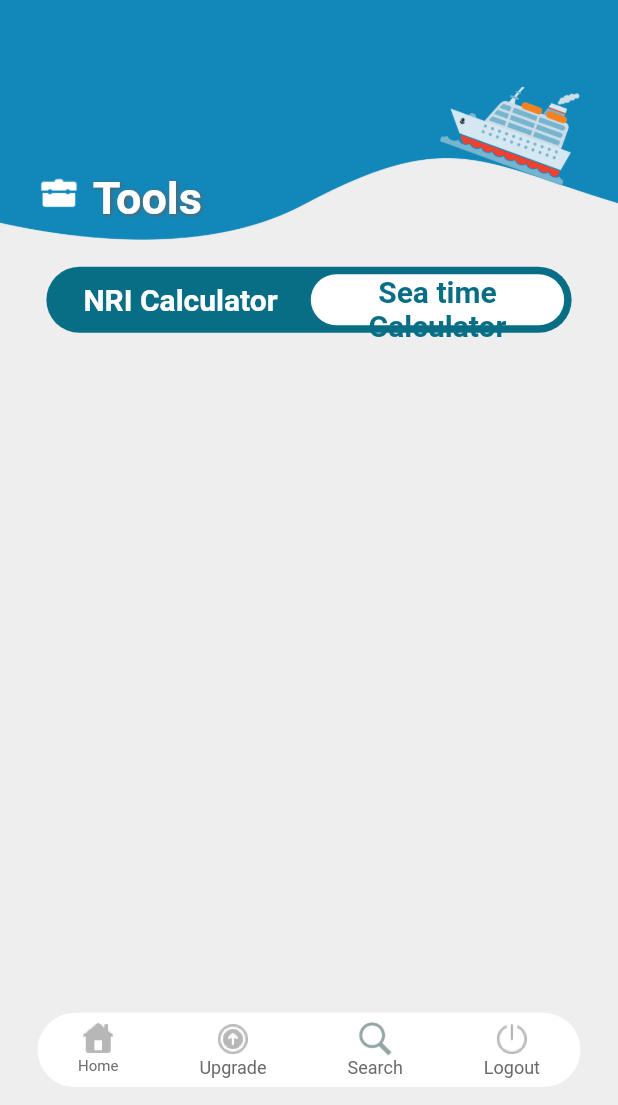
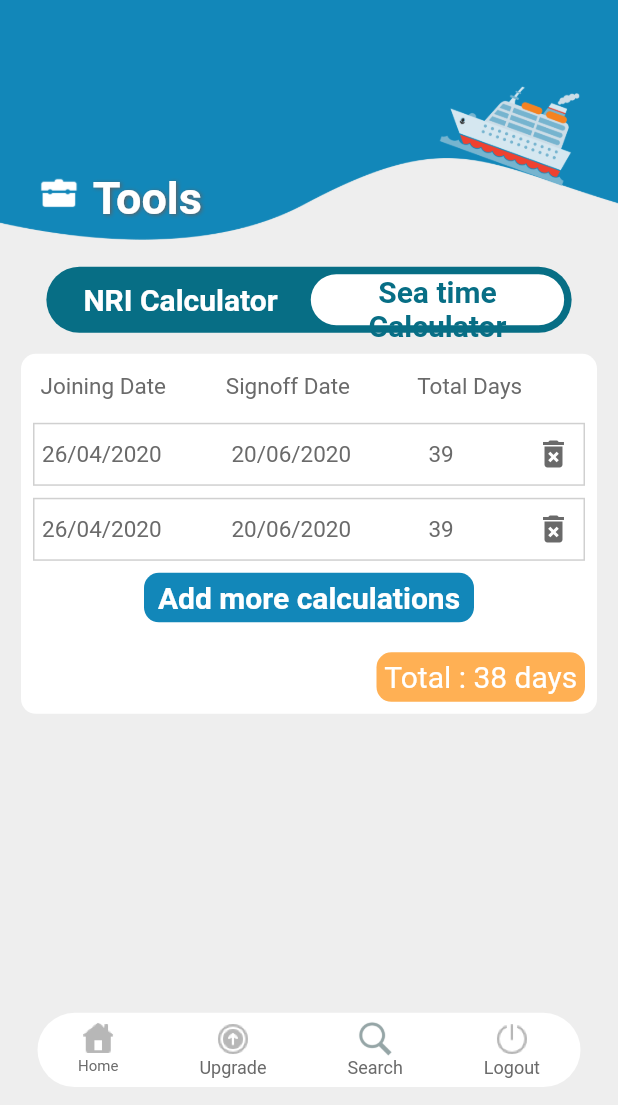
Before and after one commit to Daham2000/iMariners-fe-ind, a Flutter app: the screen it shows after launch, on a phone screen of 412 x 824 dp, the part 131-1236 px from its top. Run offline on Flutter 3.47's test engine with Material 2 defaults, Android fonts, the phone set to English and light mode, and no system bars; our stand-ins replace expandable, flutter_bloc, flutter_svg, google_fonts, webview_flutter.

Commit message:
NRI calculator design

```diff
--- a/lib/theme/colors.dart
+++ b/lib/theme/colors.dart
@@ -6,6 +6,7 @@ class ThemeColors {
   static const BACKGROUD_COLOR_BOTTOM = const Color(0xFF6A6A6A);
   static const EXPANED_TEXT_COLOR = const Color(0xFF979696);
   static const BLUE_TEXT = const Color(0xFF196F9F);
+  static const COLOR_BORDER = const Color(0xFFD0D0D0);
   static const TEXT_COLOR = const Color(0xFF626262);
   static const TEXT_COLOR_TWO = const Color(0xFF686E71);
   static const WELCOME = const Color(0xFF9B9B9B);
@@ -15,4 +16,5 @@ class ThemeColors {
   static const FORGOT_PASSWORD = const Color(0xFF0F405B);
   static const DOWNLOADBUTTON = const Color(0xFFE2F5FF);
   static const TOGGLE_COLOR = const Color(0xFF076E85);
+  static const BUTTONRI = const Color(0xFFFFB054);
 }
--- a/lib/tools_view/tools_view.dart
+++ b/lib/tools_view/tools_view.dart
@@ -7,6 +7,7 @@ import '../login_page/counter_cubit.dart';
 import '../login_page/counter_state.dart';
 import '../theme/colors.dart';
 import '../widgets/app_bar_curve.dart';
+import '../widgets/calculator_design.dart';
 
 class ToolsView extends StatefulWidget {
   const ToolsView({Key? key}) : super(key: key);
@@ -53,32 +54,8 @@ class _ToolsViewState extends State<ToolsView> {
                               isNri = true;
                             });
                           },
-                          child: Container(
-                            width: MediaQuery.of(context).size.width * 0.41,
-                            height: 38,
-                            decoration: BoxDecoration(
-                              borderRadius:
-                                  BorderRadius.all(Radius.circular(30)),
-                              color: isNri == true
-                                  ? Colors.white
-                                  : ThemeColors.TOGGLE_COLOR,
-                            ),
-                            child: Column(
-                              mainAxisAlignment: MainAxisAlignment.center,
-                              children: [
-                                Text(
-                                  "NRI Calculator",
-                                  textAlign: TextAlign.center,
-                                  style: GoogleFonts.roboto(
-                                    fontSize: 20,
-                                    fontWeight: FontWeight.bold,
-                                    color: isNri == true
-                                        ? ThemeColors.TOGGLE_COLOR
-                                        : Colors.white,
-                                  ),
-                                ),
-                              ],
-                            ),
+                          child: NriCalculator(
+                            isNri: isNri,
                           ),
                         ),
                         InkWell(
@@ -87,33 +64,141 @@ class _ToolsViewState extends State<ToolsView> {
                               isNri = false;
                             });
                           },
+                          child: SeaTimeCalDesign(
+                            isNri: isNri,
+                          ),
+                        ),
+                      ],
+                    ),
+                  ),
+                ),
+                Padding(
+                  padding: const EdgeInsets.all(14.0),
+                  child: Container(
+                    decoration: BoxDecoration(
+                      borderRadius: BorderRadius.all(Radius.circular(10)),
+                      color: Colors.white,
+                    ),
+                    child: Column(
+                      children: [
+                        Padding(
+                          padding: const EdgeInsets.only(top: 8, left: 8),
+                          child: Row(
+                            mainAxisAlignment: MainAxisAlignment.spaceBetween,
+                            crossAxisAlignment: CrossAxisAlignment.center,
+                            children: [
+                              Padding(
+                                padding: const EdgeInsets.symmetric(
+                                    horizontal: 5, vertical: 5),
+                                child: Text(
+                                  "Joining Date",
+                                  style: GoogleFonts.roboto(
+                                    fontSize: 15,
+                                    color: ThemeColors.BACKGROUD_COLOR_BOTTOM,
+                                  ),
+                                ),
+                              ),
+                              Padding(
+                                padding:
+                                    const EdgeInsets.symmetric(horizontal: 15),
+                                child: Text(
+                                  "Signoff Date",
+                                  style: GoogleFonts.roboto(
+                                    fontSize: 15,
+                                    color: ThemeColors.BACKGROUD_COLOR_BOTTOM,
+                                  ),
+                                ),
+                              ),
+                              Padding(
+                                padding:
+                                    const EdgeInsets.symmetric(horizontal: 10),
+                                child: Text(
+                                  "Total Days",
+                                  style: GoogleFonts.roboto(
+                                    fontSize: 15,
+                                    color: ThemeColors.BACKGROUD_COLOR_BOTTOM,
+                                  ),
+                                ),
+                              ),
+                              Padding(
+                                padding:
+                                    const EdgeInsets.symmetric(horizontal: 10),
+                                child: Text(
+                                  "",
+                                  style: GoogleFonts.roboto(
+                                    fontSize: 15,
+                                    color: Colors.white,
+                                  ),
+                                ),
+                              )
+                            ],
+                          ),
+                        ),
+                        const SizedBox(
+                          height: 10,
+                        ),
+                        Column(
+                          children: [
+                            const DateTimeRow(),
+                            const DateTimeRow(),
+                          ],
+                        ),
+                        InkWell(
+                          onTap: () {},
                           child: Container(
-                            width: MediaQuery.of(context).size.width * 0.41,
-                            height: 38,
+                            width: 220,
+                            height: 33,
                             decoration: BoxDecoration(
-                              borderRadius:
-                                  BorderRadius.all(Radius.circular(30)),
-                              color: isNri == false
-                                  ? Colors.white
-                                  : ThemeColors.TOGGLE_COLOR,                            ),
+                                color: ThemeColors.THEME_COLOR,
+                                borderRadius:
+                                    BorderRadius.all(Radius.circular(10))),
                             child: Column(
                               mainAxisAlignment: MainAxisAlignment.center,
                               children: [
                                 Text(
-                                  "Sea time Calculator",
-                                  textAlign: TextAlign.center,
+                                  "Add more calculations",
+                                  overflow: TextOverflow.ellipsis,
                                   style: GoogleFonts.roboto(
+                                    color: Colors.white,
+                                    fontWeight: FontWeight.bold,
                                     fontSize: 20,
-                                    fontWeight: FontWeight.bold,
-                                    color: isNri == false
-                                        ? ThemeColors.TOGGLE_COLOR
-                                        : Colors.white,
                                   ),
                                 ),
                               ],
                             ),
                           ),
                         ),
+                        const SizedBox(
+                          height: 20,
+                        ),
+                        Padding(
+                          padding: const EdgeInsets.only(right: 8, bottom: 8),
+                          child: Row(
+                            mainAxisAlignment: MainAxisAlignment.end,
+                            children: [
+                              Container(
+                                width: 139,
+                                height: 33,
+                                decoration: BoxDecoration(
+                                    color: ThemeColors.BUTTONRI,
+                                    borderRadius:
+                                        BorderRadius.all(Radius.circular(10))),
+                                child: Column(
+                                  mainAxisAlignment: MainAxisAlignment.center,
+                                  children: [
+                                    Text(
+                                      "Total : 38 days",
+                                      style: GoogleFonts.roboto(
+                                        color: Colors.white,
+                                        fontSize: 20,
+                                      ),
+                                    ),
+                                  ],
+                                ),
+                              ),
+                            ],
+                          ),
+                        )
                       ],
                     ),
                   ),
--- /dev/null
+++ b/lib/widgets/calculator_design.dart
@@ -0,0 +1,137 @@
+import 'package:flutter/material.dart';
+import 'package:google_fonts/google_fonts.dart';
+
+import '../theme/colors.dart';
+
+class NriCalculator extends StatelessWidget {
+  final bool isNri;
+
+  const NriCalculator({Key? key, required this.isNri}) : super(key: key);
+
+  @override
+  Widget build(BuildContext context) {
+    return Container(
+      width: MediaQuery.of(context).size.width * 0.41,
+      height: 38,
+      decoration: BoxDecoration(
+        borderRadius: BorderRadius.all(Radius.circular(30)),
+        color: isNri == true ? Colors.white : ThemeColors.TOGGLE_COLOR,
+      ),
+      child: Column(
+        mainAxisAlignment: MainAxisAlignment.center,
+        children: [
+          Text(
+            "NRI Calculator",
+            textAlign: TextAlign.center,
+            style: GoogleFonts.roboto(
+              fontSize: 20,
+              fontWeight: FontWeight.bold,
+              color: isNri == true ? ThemeColors.TOGGLE_COLOR : Colors.white,
+            ),
+          ),
+        ],
+      ),
+    );
+  }
+}
+
+class SeaTimeCalDesign extends StatelessWidget {
+  final bool isNri;
+
+  const SeaTimeCalDesign({Key? key, required this.isNri}) : super(key: key);
+
+  @override
+  Widget build(BuildContext context) {
+    return Container(
+      width: MediaQuery.of(context).size.width * 0.41,
+      height: 38,
+      decoration: BoxDecoration(
+        borderRadius: BorderRadius.all(Radius.circular(30)),
+        color: isNri == false ? Colors.white : ThemeColors.TOGGLE_COLOR,
+      ),
+      child: Column(
+        mainAxisAlignment: MainAxisAlignment.center,
+        children: [
+          Text(
+            "Sea time Calculator",
+            textAlign: TextAlign.center,
+            style: GoogleFonts.roboto(
+              fontSize: 20,
+              fontWeight: FontWeight.bold,
+              color: isNri == false ? ThemeColors.TOGGLE_COLOR : Colors.white,
+            ),
+          ),
+        ],
+      ),
+    );
+  }
+}
+
+class DateTimeRow extends StatelessWidget {
+  const DateTimeRow({Key? key}) : super(key: key);
+
+  @override
+  Widget build(BuildContext context) {
+    return Padding(
+      padding: const EdgeInsets.only(left: 8, right: 8, bottom: 8),
+      child: Column(
+        children: [
+          Container(
+            decoration: BoxDecoration(
+              border: Border.all(
+                width: 1,
+                color: ThemeColors.COLOR_BORDER,
+              ),
+            ),
+            child: Row(
+              mainAxisAlignment: MainAxisAlignment.spaceBetween,
+              children: [
+                Padding(
+                  padding: const EdgeInsets.symmetric(horizontal: 5),
+                  child: Text(
+                    "26/04/2020",
+                    style: GoogleFonts.roboto(
+                      fontSize: 15,
+                      color: ThemeColors.BACKGROUD_COLOR_BOTTOM,
+                    ),
+                  ),
+                ),
+                Padding(
+                  padding: const EdgeInsets.symmetric(horizontal: 5),
+                  child: Text(
+                    "20/06/2020",
+                    style: GoogleFonts.roboto(
+                      fontSize: 15,
+                      color: ThemeColors.BACKGROUD_COLOR_BOTTOM,
+                    ),
+                  ),
+                ),
+                Padding(
+                  padding: const EdgeInsets.symmetric(horizontal: 10),
+                  child: Text(
+                    "39",
+                    textAlign: TextAlign.center,
+                    style: GoogleFonts.roboto(
+                      fontSize: 15,
+                      color: ThemeColors.BACKGROUD_COLOR_BOTTOM,
+                    ),
+                  ),
+                ),
+                Padding(
+                  padding: const EdgeInsets.all(8.0),
+                  child: InkWell(
+                    onTap: () {},
+                    child: Icon(
+                      Icons.delete_forever,
+                      color: ThemeColors.BACKGROUD_COLOR_BOTTOM,
+                    ),
+                  ),
+                )
+              ],
+            ),
+          )
+        ],
+      ),
+    );
+  }
+}
--- a/pubspec.yaml
+++ b/pubspec.yaml
@@ -40,6 +40,7 @@ dependencies:
   expandable: ^5.0.1
   path_provider_android: 2.0.11
   webview_flutter: ^3.0.4
+  flutter_datetime_picker: ^1.5.1
 
 dev_dependencies:
   flutter_test:
```
Also changed, not shown: pubspec.lock.
